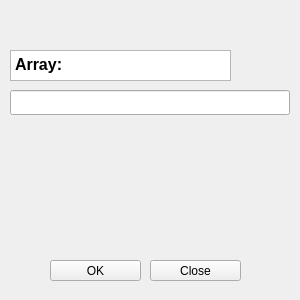
This is nistratov/cw/input.ui in JAkutenshi/spbetu_aads_2020_9384 as Qt 5 draws it before an edit. The edited form follows.
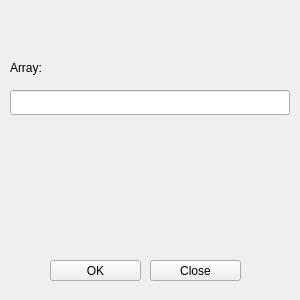
This is the edited form.

```diff
--- a/nistratov/cw/input.ui
+++ b/nistratov/cw/input.ui
@@ -47,23 +47,6 @@
     </size>
    </property>
   </widget>
-  <widget class="QTextBrowser" name="textBrowser">
-   <property name="geometry">
-    <rect>
-     <x>10</x>
-     <y>50</y>
-     <width>221</width>
-     <height>31</height>
-    </rect>
-   </property>
-   <property name="html">
-    <string>&lt;!DOCTYPE HTML PUBLIC &quot;-//W3C//DTD HTML 4.0//EN&quot; &quot;http://www.w3.org/TR/REC-html40/strict.dtd&quot;&gt;
-&lt;html&gt;&lt;head&gt;&lt;meta name=&quot;qrichtext&quot; content=&quot;1&quot; /&gt;&lt;style type=&quot;text/css&quot;&gt;
-p, li { white-space: pre-wrap; }
-&lt;/style&gt;&lt;/head&gt;&lt;body style=&quot; font-family:'MS Shell Dlg 2'; font-size:8.25pt; font-weight:400; font-style:normal;&quot;&gt;
-&lt;p style=&quot; margin-top:0px; margin-bottom:0px; margin-left:0px; margin-right:0px; -qt-block-indent:0; text-indent:0px;&quot;&gt;&lt;span style=&quot; font-size:12pt; font-weight:600;&quot;&gt;Array:&lt;/span&gt;&lt;/p&gt;&lt;/body&gt;&lt;/html&gt;</string>
-   </property>
-  </widget>
   <widget class="QPushButton" name="ok">
    <property name="geometry">
     <rect>
@@ -90,6 +73,19 @@
     <string>Close</string>
    </property>
   </widget>
+  <widget class="QLabel" name="label">
+   <property name="geometry">
+    <rect>
+     <x>10</x>
+     <y>60</y>
+     <width>121</width>
+     <height>16</height>
+    </rect>
+   </property>
+   <property name="text">
+    <string>Array:</string>
+   </property>
+  </widget>
  </widget>
  <resources/>
  <connections/>
```
